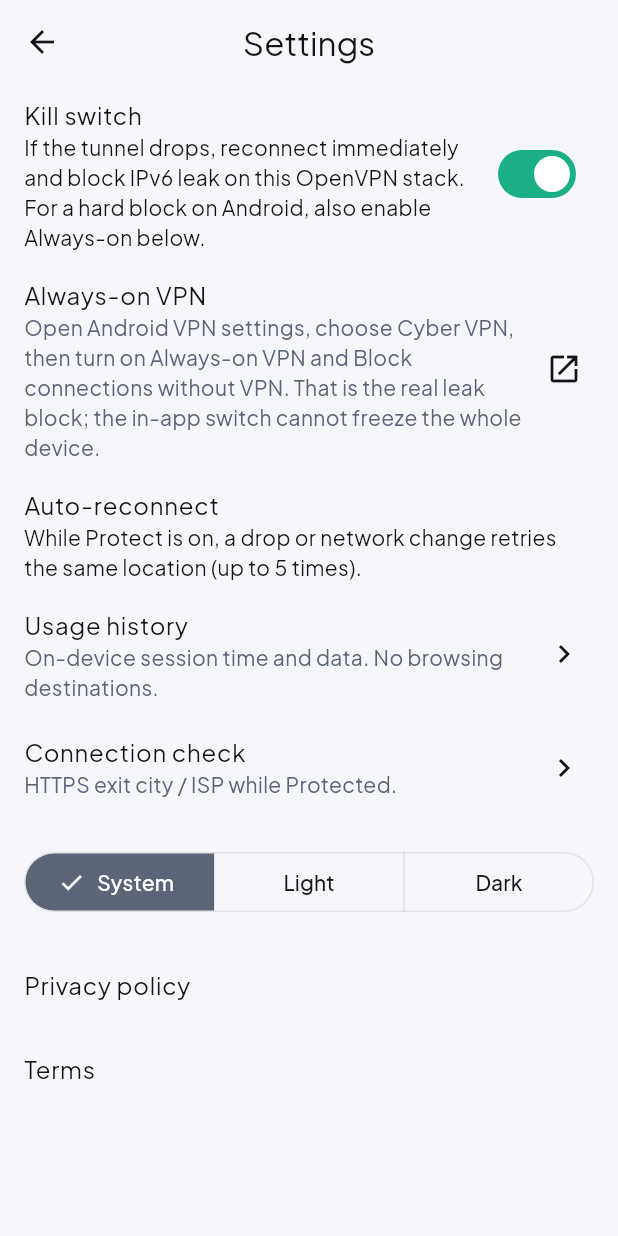
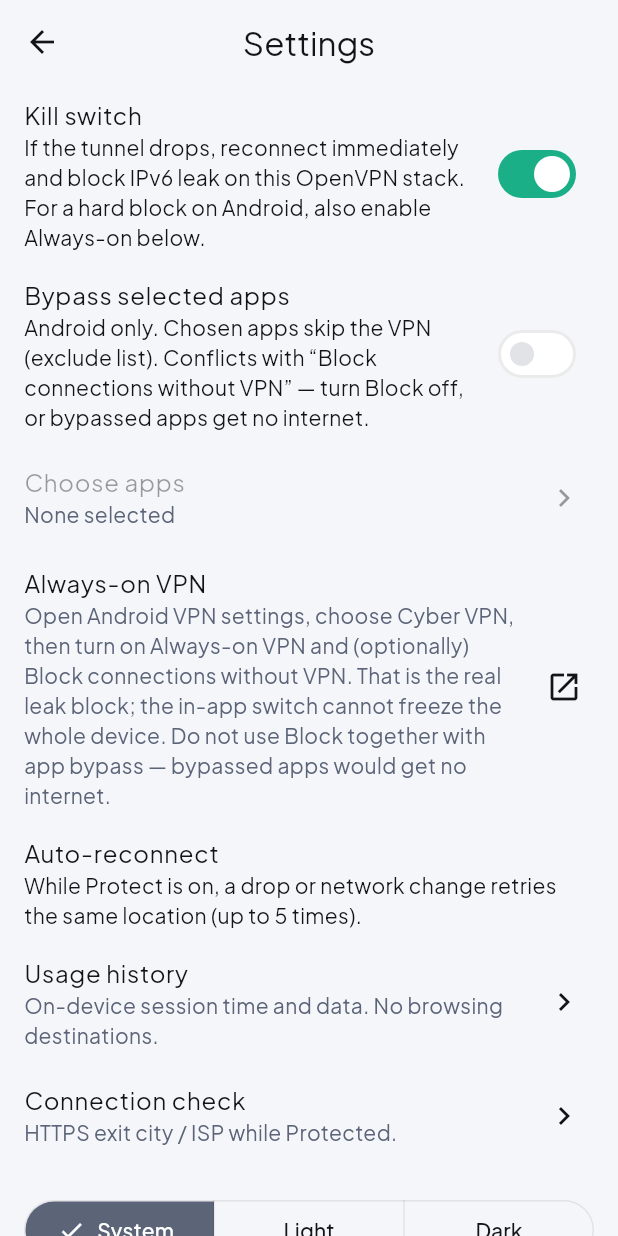
Before and after one commit to enamulhaque028/cyber-vpn, a Flutter app: the SettingsPage screen opened by its route, on a phone screen of 412 x 824 dp. Run offline on Flutter 3.47's test engine with Material 3 defaults, Android fonts, the phone set to English and light mode, and no system bars; our stand-ins replace auto_route, cached_network_image, connectivity_plus, dio, fl_chart, flutter_bloc and 6 more; missing offline and left inert: axevpn_flutter; accounts and stored records are empty; generated files the repository leaves out were written again.

Commit message:
Add Android app bypass (exclude-list split tunnel).
Let users choose launchable apps that skip the VPN while Protect is on, with prefs, reconnect-on-apply, and Block-without-VPN warnings.

Co-authored-by: Cursor <cursoragent@cursor.com>

```diff
--- a/lib/app/di.dart
+++ b/lib/app/di.dart
@@ -6,10 +6,12 @@ import 'package:cyber_vpn/features/locations/domain/repositories/locations_repos
 import 'package:cyber_vpn/features/locations/domain/repositories/server_probe.dart';
 import 'package:cyber_vpn/features/locations/presentation/bloc/locations_bloc.dart';
 import 'package:cyber_vpn/features/session/data/axe_vpn_tunnel_repository.dart';
+import 'package:cyber_vpn/features/session/data/device_installed_apps_repository.dart';
 import 'package:cyber_vpn/features/session/data/exit_ip_api.dart';
 import 'package:cyber_vpn/features/session/data/ip_who_is_exit_ip_repository.dart';
 import 'package:cyber_vpn/features/session/data/prefs_session_history_repository.dart';
 import 'package:cyber_vpn/features/session/domain/repositories/exit_ip_repository.dart';
+import 'package:cyber_vpn/features/session/domain/repositories/installed_apps_repository.dart';
 import 'package:cyber_vpn/features/session/domain/repositories/session_history_repository.dart';
 import 'package:cyber_vpn/features/session/domain/repositories/tunnel_repository.dart';
 import 'package:cyber_vpn/features/session/presentation/bloc/exit_check_cubit.dart';
@@ -44,6 +46,9 @@ Future<void> configureDependencies() async {
       () => SupabaseLocationsRepository(getIt()),
     )
     ..registerLazySingleton<ServerProbe>(TcpServerProbe.new)
+    ..registerLazySingleton<InstalledAppsRepository>(
+      DeviceInstalledAppsRepository.new,
+    )
     ..registerLazySingleton<ExitIpRepository>(
       () => IpWhoIsExitIpRepository(getIt()),
     )
--- a/lib/app/router.dart
+++ b/lib/app/router.dart
@@ -4,6 +4,7 @@ import 'package:cyber_vpn/features/onboarding/presentation/pages/onboarding_page
 import 'package:cyber_vpn/features/session/presentation/pages/connection_info_page.dart';
 import 'package:cyber_vpn/features/session/presentation/pages/history_page.dart';
 import 'package:cyber_vpn/features/session/presentation/pages/home_page.dart';
+import 'package:cyber_vpn/features/settings/presentation/pages/bypass_apps_page.dart';
 import 'package:cyber_vpn/features/settings/presentation/pages/settings_pages.dart';
 
 part 'router.gr.dart';
@@ -17,6 +18,7 @@ class AppRouter extends RootStackRouter {
     AutoRoute(page: HomeRoute.page),
     AutoRoute(page: LocationsRoute.page),
     AutoRoute(page: SettingsRoute.page),
+    AutoRoute(page: BypassAppsRoute.page),
     AutoRoute(page: PaywallRoute.page),
     AutoRoute(page: ConnectionInfoRoute.page),
     AutoRoute(page: HistoryRoute.page),
--- a/lib/core/config/app_config.dart
+++ b/lib/core/config/app_config.dart
@@ -16,6 +16,8 @@ class AppConfig {
   static const prefsCachedConfig = 'cached_vpn_config';
   static const prefsCachedServers = 'cached_vpn_servers';
   static const prefsKillSwitch = 'kill_switch';
+  static const prefsSplitTunnelEnabled = 'split_tunnel_enabled';
+  static const prefsBypassPackages = 'bypass_packages';
   static const prefsFavoriteServerIds = 'favorite_server_ids';
   static const prefsRecentServerIds = 'recent_server_ids';
   static const prefsSessionHistory = 'session_history';
@@ -24,6 +26,7 @@ class AppConfig {
   static const exitIpBaseUrl = 'https://ipwho.is/';
 
   static const deviceSettingsChannel = 'com.cybervpn.cyber_vpn/device';
+  static const androidApplicationId = 'com.cybervpn.cyber_vpn';
 
   /// iOS App Group + Packet Tunnel identifiers (must match Xcode).
   static const iosAppGroup = 'group.com.cybervpn.cyberVpn';
--- a/lib/features/session/data/axe_vpn_tunnel_repository.dart
+++ b/lib/features/session/data/axe_vpn_tunnel_repository.dart
@@ -54,6 +54,7 @@ class AxeVpnTunnelRepository implements TunnelRepository {
     required String username,
     required String password,
     bool killSwitch = true,
+    List<String> bypassPackages = const [],
   }) async {
     final engine = _engine;
     if (engine == null) {
@@ -68,6 +69,8 @@ class AxeVpnTunnelRepository implements TunnelRepository {
         username: username,
         password: password,
         certIsRequired: true,
+        // Plugin applies packages on Android only; never send iOS packages.
+        bypassPackages: Platform.isAndroid ? bypassPackages : const [],
       );
     } catch (e) {
       throw StateError('Could not start tunnel: $e');
--- /dev/null
+++ b/lib/features/session/data/device_installed_apps_repository.dart
@@ -0,0 +1,33 @@
+import 'dart:io';
+
+import 'package:cyber_vpn/core/config/app_config.dart';
+import 'package:cyber_vpn/features/session/domain/repositories/installed_apps_repository.dart';
+import 'package:flutter/services.dart';
+
+class DeviceInstalledAppsRepository implements InstalledAppsRepository {
+  DeviceInstalledAppsRepository({MethodChannel? channel})
+    : _channel = channel ?? const MethodChannel(AppConfig.deviceSettingsChannel);
+
+  final MethodChannel _channel;
+
+  @override
+  Future<List<InstalledApp>> listLaunchable() async {
+    if (!Platform.isAndroid) return const [];
+    final raw = await _channel.invokeMethod<List<dynamic>>('listLaunchableApps');
+    if (raw == null) return const [];
+    final apps = <InstalledApp>[];
+    for (final item in raw) {
+      if (item is! Map) continue;
+      final map = Map<Object?, Object?>.from(item);
+      final packageName = map['packageName']?.toString() ?? '';
+      final label = map['label']?.toString() ?? packageName;
+      if (packageName.isEmpty) continue;
+      if (packageName == AppConfig.androidApplicationId) continue;
+      apps.add(InstalledApp(packageName: packageName, label: label));
+    }
+    apps.sort(
+      (a, b) => a.label.toLowerCase().compareTo(b.label.toLowerCase()),
+    );
+    return apps;
+  }
+}
--- a/lib/features/session/domain/repositories/tunnel_repository.dart
+++ b/lib/features/session/domain/repositories/tunnel_repository.dart
@@ -11,6 +11,7 @@ abstract class TunnelRepository {
     required String username,
     required String password,
     bool killSwitch = true,
+    List<String> bypassPackages = const [],
   });
 
   Future<void> disconnect();
--- a/lib/features/session/presentation/bloc/session_event.dart
+++ b/lib/features/session/presentation/bloc/session_event.dart
@@ -19,6 +19,10 @@ sealed class SessionEvent with _$SessionEvent {
   const factory SessionEvent.connectTimedOut() = SessionConnectTimedOut;
   const factory SessionEvent.killSwitchChanged(bool enabled) =
       SessionKillSwitchChanged;
+  const factory SessionEvent.splitTunnelChanged(bool enabled) =
+      SessionSplitTunnelChanged;
+  const factory SessionEvent.bypassPackagesChanged(List<String> packages) =
+      SessionBypassPackagesChanged;
   const factory SessionEvent.networkPathChanged(NetworkKind kind) =
       SessionNetworkPathChanged;
   const factory SessionEvent.openSystemVpnSettings() =
--- a/lib/features/session/presentation/bloc/session_state.dart
+++ b/lib/features/session/presentation/bloc/session_state.dart
@@ -14,6 +14,8 @@ abstract class SessionState with _$SessionState {
     String? message,
     @Default(false) bool didRefreshOnFailure,
     @Default(true) bool killSwitchEnabled,
+    @Default(false) bool splitTunnelEnabled,
+    @Default([]) List<String> bypassPackages,
     @Default(false) bool reconnecting,
     @Default(NetworkKind.other) NetworkKind networkKind,
     @Default('—') String downRate,
--- a/lib/features/settings/presentation/pages/settings_pages.dart
+++ b/lib/features/settings/presentation/pages/settings_pages.dart
@@ -34,11 +34,76 @@ class SettingsPage extends StatelessWidget {
               );
             },
           ),
+          if (defaultTargetPlatform == TargetPlatform.android) ...[
+            BlocBuilder<SessionBloc, SessionState>(
+              buildWhen: (p, n) =>
+                  p.splitTunnelEnabled != n.splitTunnelEnabled ||
+                  p.bypassPackages != n.bypassPackages,
+              builder: (context, session) {
+                final count = session.bypassPackages.length;
+                return Column(
+                  children: [
+                    SwitchListTile(
+                      title: const Text('Bypass selected apps'),
+                      subtitle: const Text(
+                        'Android only. Chosen apps skip the VPN (exclude list). '
+                        'Conflicts with “Block connections without VPN” — turn Block off, or bypassed apps get no internet.',
+                      ),
+                      value: session.splitTunnelEnabled,
+                      onChanged: (v) async {
+                        if (v) {
+                          final ok = await showDialog<bool>(
+                            context: context,
+                            builder: (ctx) => AlertDialog(
+                              title: const Text('Use with Block off'),
+                              content: const Text(
+                                'Bypassed apps leave the VPN on purpose. '
+                                'If Android “Block connections without VPN” is on, '
+                                'those apps will have no internet. Continue?',
+                              ),
+                              actions: [
+                                TextButton(
+                                  onPressed: () => Navigator.pop(ctx, false),
+                                  child: const Text('Cancel'),
+                                ),
+                                TextButton(
+                                  onPressed: () => Navigator.pop(ctx, true),
+                                  child: const Text('Enable'),
+                                ),
+                              ],
+                            ),
+                          );
+                          if (ok != true || !context.mounted) return;
+                        }
+                        context.read<SessionBloc>().add(
+                          SessionEvent.splitTunnelChanged(v),
+                        );
+                      },
+                    ),
+                    ListTile(
+                      enabled: session.splitTunnelEnabled,
+                      title: const Text('Choose apps'),
+                      subtitle: Text(
+                        count == 0
+                            ? 'None selected'
+                            : '$count app${count == 1 ? '' : 's'} bypass VPN',
+                        style: TextStyle(color: scheme.secondary),
+                      ),
+                      trailing: const Icon(Icons.chevron_right),
+                      onTap: session.splitTunnelEnabled
+                          ? () => context.router.push(const BypassAppsRoute())
+                          : null,
+                    ),
+                  ],
+                );
+              },
+            ),
+          ],
           if (defaultTargetPlatform == TargetPlatform.android)
             ListTile(
               title: const Text('Always-on VPN'),
               subtitle: Text(
-                'Open Android VPN settings, choose Cyber VPN, then turn on Always-on VPN and Block connections without VPN. That is the real leak block; the in-app switch cannot freeze the whole device.',
+                'Open Android VPN settings, choose Cyber VPN, then turn on Always-on VPN and (optionally) Block connections without VPN. That is the real leak block; the in-app switch cannot freeze the whole device. Do not use Block together with app bypass — bypassed apps would get no internet.',
                 style: TextStyle(color: scheme.secondary),
               ),
               trailing: const Icon(Icons.open_in_new),
@@ -50,7 +115,7 @@ class SettingsPage extends StatelessWidget {
             ListTile(
               title: const Text('Stay protected on iOS'),
               subtitle: Text(
-                'The extension reconnects when Wi-Fi or cellular returns. Kill switch keeps the TUN up and blocks IPv6. Full On Demand is a later slice.',
+                'The extension reconnects when Wi-Fi or cellular returns. Kill switch keeps the TUN up and blocks IPv6. Full On Demand is a later slice. Per-app VPN is not available on the App Store.',
                 style: TextStyle(color: scheme.secondary),
               ),
             ),
```
Also changed, not shown: lib/features/session/domain/repositories/installed_apps_repository.dart (added, +11 -0 lines), lib/features/session/presentation/bloc/session_bloc.dart (+70 -5 lines), lib/features/settings/presentation/pages/bypass_apps_page.dart (added, +205 -0 lines), 6 other files.
